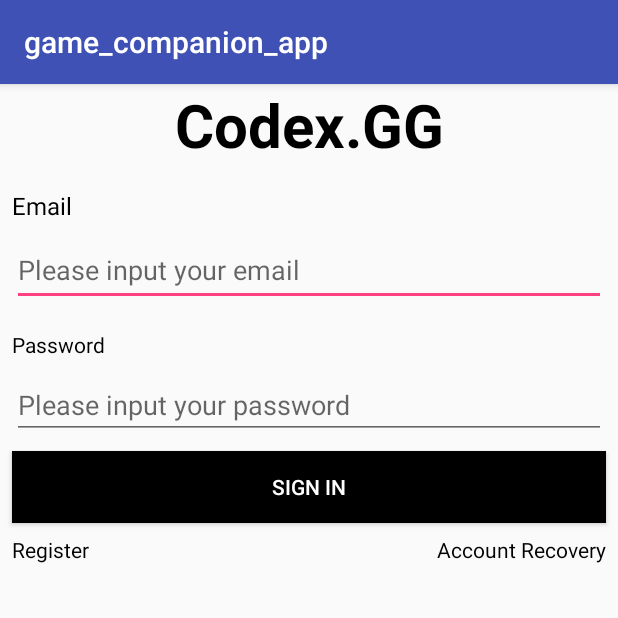
After one commit to Nightstalker350119/LoLapp, an Android app: the LoginActivity screen opened directly, with no data from a screen before it, on a phone screen of 412 x 824 dp, the top half of it. The commit adds this screen. Run offline under Robolectric (Android 15) with nearby library versions, the phone set to English and light mode, and no system bars; our stand-ins replace Firebase (no records; nobody signed in at launch, a user with empty details on screens opened directly); network calls fail.

Commit message:
Firebase Authentication / Login and Registration /
- Firebase Authentication service added into the android studio project files.
- Login UI
- Registration UI
- Login and Registration implementation.
- Riot API Key Updated. (Expires Jan 28, 2018 at 8:11 am PT)

```diff
--- a/game_companion_app/app/build.gradle
+++ b/game_companion_app/app/build.gradle
@@ -24,12 +24,12 @@
     implementation 'com.android.support:design:27.0.2'
     implementation 'com.android.support.constraint:constraint-layout:1.0.2'
     implementation 'com.android.support:support-v4:27.0.2'
+    implementation 'com.google.firebase:firebase-auth:11.0.4'
     compile 'com.squareup.retrofit2:retrofit:2.3.0'
     compile 'com.squareup.retrofit2:converter-gson:2.3.0'
     testImplementation 'junit:junit:4.12'
     androidTestImplementation 'com.android.support.test:runner:1.0.1'
     androidTestImplementation 'com.android.support.test.espresso:espresso-core:3.0.1'
-
 
     //recyclerview stuff
     compile 'com.android.support:recyclerview-v7:27.0.2'
@@ -41,3 +41,7 @@
     //circular imageview
     compile 'de.hdodenhof:circleimageview:2.2.0'
 }
+
+
+
+apply plugin: 'com.google.gms.google-services'
--- a/game_companion_app/app/src/main/AndroidManifest.xml
+++ b/game_companion_app/app/src/main/AndroidManifest.xml
@@ -1,7 +1,6 @@
 <?xml version="1.0" encoding="utf-8"?>
 <manifest xmlns:android="http://schemas.android.com/apk/res/android"
     package="com.norbertotaveras.game_companion_app">
-
     //Allows to make requests
     <uses-permission android:name="android.permission.INTERNET" />
 
@@ -21,12 +20,13 @@
                 <category android:name="android.intent.category.LAUNCHER" />
             </intent-filter>
         </activity>
-        <!--activity android:name=".DTO.Summoner.SummonerSearchResult" /-->
+        <!-- activity android:name=".DTO.Summoner.SummonerSearchResult" / -->
         <activity android:name=".SummonerSearchResultsActivity" />
         <activity
             android:name=".ChampionsActivity"
             android:label="@string/title_activity_champions"
-            android:theme="@style/AppTheme.NoActionBar"></activity>
+            android:theme="@style/AppTheme.NoActionBar" />
+        <activity android:name=".LoginActivity"></activity>
     </application>
 
 </manifest>
--- /dev/null
+++ b/game_companion_app/app/src/main/java/com/norbertotaveras/game_companion_app/LoginActivity.java
@@ -0,0 +1,162 @@
+package com.norbertotaveras.game_companion_app;
+
+import android.content.Intent;
+import android.support.annotation.NonNull;
+import android.support.v7.app.AppCompatActivity;
+import android.os.Bundle;
+import android.view.View;
+import android.widget.Button;
+import android.widget.EditText;
+import android.widget.TextView;
+import android.widget.Toast;
+
+import com.google.android.gms.tasks.OnCompleteListener;
+import com.google.android.gms.tasks.Task;
+import com.google.firebase.auth.AuthResult;
+import com.google.firebase.auth.FirebaseAuth;
+
+public class LoginActivity extends AppCompatActivity implements View.OnClickListener {
+
+    private FirebaseAuth auth;
+    private EditText email;
+    private EditText password;
+    private Button signIn;
+    private TextView toggleRegister;
+    private TextView accountRecovery;
+    private TextView confirmPasswordTitle;
+    private EditText confirmPassword;
+
+    boolean busy = false;
+    boolean registerMode = false;
+
+    @Override
+    protected void onCreate(Bundle savedInstanceState) {
+        super.onCreate(savedInstanceState);
+        setContentView(R.layout.activity_login);
+
+        auth = FirebaseAuth.getInstance();
+        email = findViewById(R.id.email);
+        password = findViewById(R.id.password);
+        confirmPasswordTitle = findViewById(R.id.confirm_password_title);
+        confirmPassword = findViewById(R.id.confirm_password);
+        signIn = findViewById(R.id.sign_in);
+        toggleRegister = findViewById(R.id.toggle_register);
+        accountRecovery = findViewById(R.id.account_recovery);
+
+        signIn.setOnClickListener(this);
+        toggleRegister.setOnClickListener(this);
+        accountRecovery.setOnClickListener(this);
+    }
+
+    @Override
+    public void onClick(View view) {
+        switch (view.getId()) {
+            case R.id.sign_in:
+                if (!registerMode)
+                    signInAccount();
+                else
+                    registerAccount();
+                break;
+            case R.id.toggle_register:
+                toggleSignInRegister();
+                break;
+            case R.id.account_recovery:
+                recoverAccount();
+                break;
+        }
+    }
+
+    private void recoverAccount() {
+        if (busy)
+            return;
+
+        String userEmail = email.getText().toString();
+        Task<Void> task = auth.sendPasswordResetEmail(userEmail);
+        busy = true;
+        task.addOnCompleteListener(new OnCompleteListener<Void>() {
+            @Override
+            public void onComplete(@NonNull Task<Void> task) {
+                busy = false;
+                if (task.isSuccessful()) {
+                    UIHelper.showToast(getApplicationContext(),
+                            "The password reset email was sent", Toast.LENGTH_SHORT);
+                } else {
+                    UIHelper.showToast(getApplicationContext(), "Failed", Toast.LENGTH_SHORT);
+                }
+            }
+        });
+    }
+
+    private void toggleSignInRegister() {
+        registerMode = !registerMode;
+
+        if (registerMode) {
+            signIn.setText("Register");
+            toggleRegister.setText("Sign in with existing account");
+            confirmPasswordTitle.setVisibility(View.VISIBLE);
+            confirmPassword.setVisibility(View.VISIBLE);
+        } else {
+            signIn.setText("Sign In");
+            toggleRegister.setText("Register");
+            confirmPasswordTitle.setVisibility(View.GONE);
+            confirmPassword.setVisibility(View.GONE);
+        }
+    }
+
+    private void registerAccount() {
+
+        String userEmail;
+        String userPassword;
+        String userConfirmPassword;
+
+        userEmail = email.getText().toString();
+        userPassword = password.getText().toString();
+        userConfirmPassword = confirmPassword.getText().toString();
+
+        if (!userPassword.equals(userConfirmPassword)) {
+            UIHelper.showToast(getApplicationContext(),
+                    "Passwords must match", Toast.LENGTH_SHORT);
+            return;
+        }
+
+        Task<AuthResult> task = auth.createUserWithEmailAndPassword(userEmail, userPassword);
+        busy = true;
+        task.addOnCompleteListener(new OnCompleteListener<AuthResult>() {
+            @Override
+            public void onComplete(@NonNull Task<AuthResult> task) {
+                busy = false;
+                if (task.isSuccessful()) {
+                    finish();
+                } else {
+                    UIHelper.showToast(getApplicationContext(),
+                            "Unable to create account", Toast.LENGTH_SHORT);
+                }
+            }
+        });
+    }
+
+    private void signInAccount() {
+        if (busy)
+            return;
+
+        String userEmail;
+        String userPassword;
+
+        userEmail = email.getText().toString();
+        userPassword = password.getText().toString();
+        Task<AuthResult> task = auth.signInWithEmailAndPassword(userEmail, userPassword);
+        busy = true;
+        task.addOnCompleteListener(new OnCompleteListener<AuthResult>() {
+            @Override
+            public void onComplete(@NonNull Task<AuthResult> task) {
+                busy = false;
+                if (task.isSuccessful()) {
+                    finish();
+                } else {
+                    UIHelper.showToast(getApplicationContext(),
+                            "Invalid email and/or password.", Toast.LENGTH_SHORT);
+                }
+            }
+        });
+    }
+}
--- a/game_companion_app/app/src/main/java/com/norbertotaveras/game_companion_app/RiotAPI.java
+++ b/game_companion_app/app/src/main/java/com/norbertotaveras/game_companion_app/RiotAPI.java
@@ -44,7 +44,7 @@
 
 public class RiotAPI {
     private static RiotAPI instance;
-    private static final String riotApiKey = "RGAPI-fb06336b-5093-4f9c-a71c-3e6e33e45759";
+    private static final String riotApiKey = "RGAPI-7d949fe4-1f9c-4a3b-a4d7-d965800c2bfb";
     private static final String rootEndpoint = "https://na1.api.riotgames.com/";
     private static final String staticCdn = "http://ddragon.leagueoflegends.com/cdn";
 
--- /dev/null
+++ b/game_companion_app/app/src/main/res/layout/activity_login.xml
@@ -0,0 +1,150 @@
+<?xml version="1.0" encoding="utf-8"?>
+<android.support.constraint.ConstraintLayout xmlns:android="http://schemas.android.com/apk/res/android"
+    xmlns:app="http://schemas.android.com/apk/res-auto"
+    xmlns:tools="http://schemas.android.com/tools"
+    android:layout_width="match_parent"
+    android:layout_height="match_parent"
+    tools:context="com.norbertotaveras.game_companion_app.LoginActivity">
+
+    <TextView
+        android:id="@+id/title"
+        android:layout_width="wrap_content"
+        android:layout_height="wrap_content"
+        android:layout_marginEnd="8dp"
+        android:layout_marginStart="8dp"
+        android:layout_marginTop="24dp"
+        android:text="Codex.GG"
+        android:textColor="#FF000000"
+        android:textSize="40sp"
+        android:textStyle="bold"
+        app:layout_constraintStart_toStartOf="parent"
+        app:layout_constraintEnd_toEndOf="parent"/>
+
+    <TextView
+        android:id="@+id/email_title"
+        android:layout_width="wrap_content"
+        android:layout_height="wrap_content"
+        android:layout_marginBottom="8dp"
+        android:layout_marginEnd="8dp"
+        android:layout_marginStart="8dp"
+        android:layout_marginTop="16dp"
+        android:text="Email"
+        android:textColor="#FF000000"
+        android:textSize="16sp"
+        app:layout_constraintStart_toStartOf="parent"
+        app:layout_constraintTop_toBottomOf="@id/title"/>
+
+    <EditText
+        android:id="@+id/email"
+        android:layout_width="0dp"
+        android:layout_height="48dp"
+        android:layout_marginBottom="8dp"
+        android:layout_marginEnd="8dp"
+        android:layout_marginStart="8dp"
+        android:layout_marginTop="8dp"
+        android:ems="10"
+        android:hint="Please input your email"
+        android:inputType="textEmailAddress"
+        app:layout_constraintTop_toBottomOf="@id/email_title"
+        app:layout_constraintStart_toStartOf="parent"
+        app:layout_constraintEnd_toEndOf="parent"/>
+
+    <TextView
+        android:id="@+id/password_title"
+        android:layout_width="wrap_content"
+        android:layout_height="wrap_content"
+        android:layout_marginBottom="292dp"
+        android:layout_marginEnd="8dp"
+        android:layout_marginStart="8dp"
+        android:layout_marginTop="16dp"
+        android:text="Password"
+        android:textColor="#FF000000"
+        app:layout_constraintStart_toStartOf="parent"
+        app:layout_constraintTop_toBottomOf="@id/email"/>
+
+    <EditText
+        android:id="@+id/password"
+        android:layout_width="0dp"
+        android:layout_height="wrap_content"
+        android:layout_marginBottom="8dp"
+        android:layout_marginEnd="8dp"
+        android:layout_marginStart="8dp"
+        android:layout_marginTop="8dp"
+        android:ems="10"
+        android:hint="Please input your password"
+        android:inputType="textPassword"
+        app:layout_constraintTop_toBottomOf="@id/password_title"
+        app:layout_constraintStart_toStartOf="parent"
+        app:layout_constraintEnd_toEndOf="parent"/>
+
+    <TextView
+        android:id="@+id/confirm_password_title"
+        android:layout_width="wrap_content"
+        android:layout_height="wrap_content"
+        android:layout_marginBottom="292dp"
+        android:layout_marginEnd="8dp"
+        android:layout_marginStart="8dp"
+        android:layout_marginTop="16dp"
+        android:text="Confirm Password"
+        android:textColor="#FF000000"
+        app:layout_constraintStart_toStartOf="parent"
+        app:layout_constraintTop_toBottomOf="@id/password"
+        android:visibility="gone"/>
+
+    <EditText
+        android:id="@+id/confirm_password"
+        android:layout_width="0dp"
+        android:layout_height="wrap_content"
+        android:layout_marginBottom="8dp"
+        android:layout_marginEnd="8dp"
+        android:layout_marginStart="8dp"
+        android:layout_marginTop="8dp"
+        android:ems="10"
+        android:hint="Confirm password"
+        android:inputType="textPassword"
+        app:layout_constraintTop_toBottomOf="@id/confirm_password_title"
+        app:layout_constraintStart_toStartOf="parent"
+        app:layout_constraintEnd_toEndOf="parent"
+        android:visibility="gone"/>
+
+    <Button
+        android:id="@+id/sign_in"
+        android:layout_width="0dp"
+        android:layout_height="wrap_content"
+        android:layout_marginBottom="8dp"
+        android:layout_marginEnd="8dp"
+        android:layout_marginStart="8dp"
+        android:layout_marginTop="8dp"
+        android:text="Sign in"
+        android:background="#FF000000"
+        android:textColor="#FFFFFF"
+        app:layout_constraintTop_toBottomOf="@id/confirm_password"
+        app:layout_constraintStart_toStartOf="parent"
+        app:layout_constraintEnd_toEndOf="parent"/>
+
+    <TextView
+        android:id="@+id/toggle_register"
+        android:layout_width="wrap_content"
+        android:layout_height="wrap_content"
+        android:layout_marginBottom="8dp"
+        android:layout_marginEnd="8dp"
+        android:layout_marginStart="8dp"
+        android:layout_marginTop="8dp"
+        android:text="Register"
+        android:textColor="#FF000000"
+        app:layout_constraintTop_toBottomOf="@id/sign_in"
+        app:layout_constraintStart_toStartOf="parent"/>
+
+    <TextView
+        android:id="@+id/account_recovery"
+        android:layout_width="wrap_content"
+        android:layout_height="wrap_content"
+        android:layout_marginBottom="8dp"
+        android:layout_marginEnd="8dp"
+        android:layout_marginStart="106dp"
+        android:layout_marginTop="8dp"
+        android:text="Account Recovery"
+        android:textColor="#FF000000"
+        app:layout_constraintTop_toBottomOf="@id/sign_in"
+        app:layout_constraintEnd_toEndOf="parent"/>
+</android.support.constraint.ConstraintLayout>
--- a/game_companion_app/app/src/main/res/layout/activity_main.xml
+++ b/game_companion_app/app/src/main/res/layout/activity_main.xml
@@ -54,6 +54,7 @@
         android:layout_marginTop="8dp"
         android:hint="Summoner name"
         android:inputType="text"
+        android:imeOptions="actionDone"
         app:layout_constraintEnd_toEndOf="parent"
         app:layout_constraintStart_toStartOf="parent"
         app:layout_constraintTop_toBottomOf="@+id/title2"
--- a/game_companion_app/build.gradle
+++ b/game_companion_app/build.gradle
@@ -12,6 +12,7 @@
 
         // NOTE: Do not place your application dependencies here; they belong
         // in the individual module build.gradle files
+        classpath 'com.google.gms:google-services:3.1.0'
     }
 }
 
```
Also changed, not shown: game_companion_app/app/src/main/java/com/norbertotaveras/game_companion_app/MainActivity.java (+50 -1 lines), game_companion_app/app/src/main/res/menu/auth_menu.xml (added, +12 -0 lines), 1 other file.
